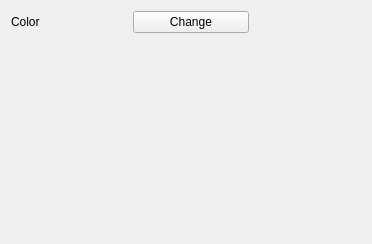
sourcepole/qgis, file qgis/src/ui/symbollayer/widget_linedecoration.ui: the form before one commit.
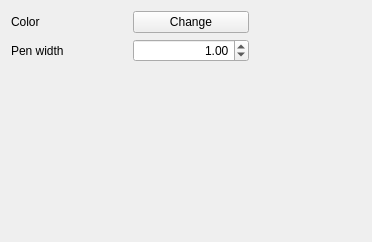
The form after the commit. Custom widgets are drawn as their Qt base class.

What changed in the file:
```diff
--- a/qgis/src/ui/symbollayer/widget_linedecoration.ui
+++ b/qgis/src/ui/symbollayer/widget_linedecoration.ui
@@ -6,24 +6,24 @@
    <rect>
     <x>0</x>
     <y>0</y>
-    <width>368</width>
-    <height>244</height>
+    <width>366</width>
+    <height>242</height>
    </rect>
   </property>
   <property name="windowTitle">
    <string>Form</string>
   </property>
-  <layout class="QVBoxLayout">
+  <layout class="QVBoxLayout" name="verticalLayout">
    <item>
-    <layout class="QHBoxLayout">
-     <item>
+    <layout class="QGridLayout" name="gridLayout">
+     <item row="0" column="0">
       <widget class="QLabel" name="label">
        <property name="text">
         <string>Color</string>
        </property>
       </widget>
      </item>
-     <item>
+     <item row="0" column="1">
       <widget class="QgsColorButtonV2" name="btnChangeColor">
        <property name="sizePolicy">
         <sizepolicy hsizetype="Preferred" vsizetype="Fixed">
@@ -36,7 +36,7 @@
        </property>
       </widget>
      </item>
-     <item>
+     <item row="0" column="2" rowspan="2">
       <spacer>
        <property name="orientation">
         <enum>Qt::Horizontal</enum>
@@ -47,11 +47,31 @@
        <property name="sizeHint" stdset="0">
         <size>
          <width>112</width>
-         <height>21</height>
+         <height>48</height>
         </size>
        </property>
       </spacer>
      </item>
+     <item row="1" column="0">
+      <widget class="QLabel" name="label_2">
+       <property name="text">
+        <string>Pen width</string>
+       </property>
+      </widget>
+     </item>
+     <item row="1" column="1">
+      <widget class="QDoubleSpinBox" name="spinWidth">
+       <property name="alignment">
+        <set>Qt::AlignRight|Qt::AlignTrailing|Qt::AlignVCenter</set>
+       </property>
+       <property name="maximum">
+        <double>100000.000000000000000</double>
+       </property>
+       <property name="value">
+        <double>1.000000000000000</double>
+       </property>
+      </widget>
+     </item>
     </layout>
    </item>
    <item>
```
Left out of the diff: 4 changed lines with no effect on the pictures.
